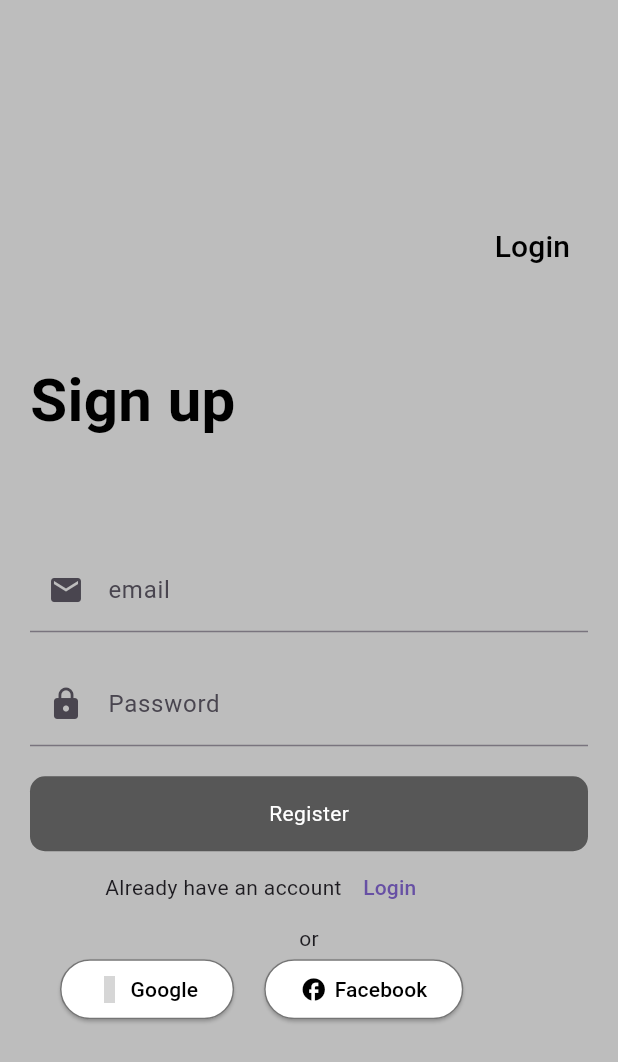
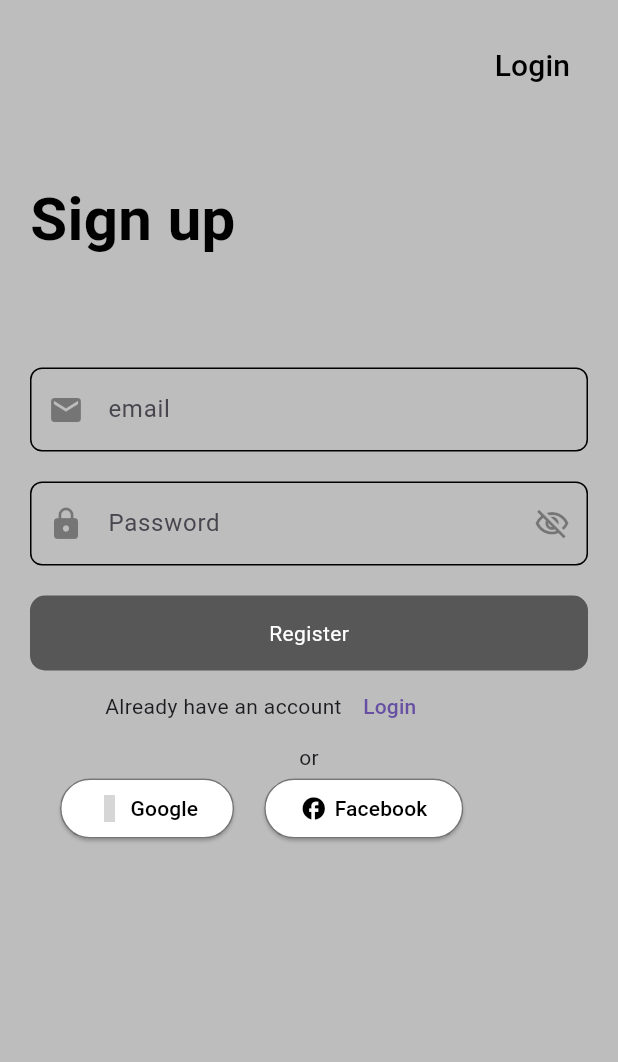
Before and after one commit to loydcardozo/medapp, a Flutter app: the screen it shows after launch, after a tap on "Sign In", on a phone screen of 412 x 824 dp. Shown: the top 1062 px of the screen. Run offline on Flutter 3.47's test engine with Material 3 defaults, Android fonts, the phone set to English and light mode, and no system bars; our stand-ins replace device_info_plus, dio, hexcolor, intro_slider, material_design_icons_flutter, shared_preferences and 1 more; grey boxes are pictures that could not be loaded.

Commit message:
changes in the code

```diff
--- a/lib/main.dart
+++ b/lib/main.dart
@@ -7,6 +7,7 @@ import 'package:shared_preferences/shared_preferences.dart';
 import 'package:device_info_plus/device_info_plus.dart';
 import 'package:medapp/pages/loginpage.dart';
 import 'package:provider/provider.dart';
+import 'package:hexcolor/hexcolor.dart';
 
 void main() {
   runApp(MyApp());
@@ -22,6 +23,38 @@ Widget build(BuildContext context) {
     child: MaterialApp(
        debugShowCheckedModeBanner: false,
         theme: ThemeData(
+            scaffoldBackgroundColor: HexColor("#425E7A"),
+          // bottomNavigationBarTheme: BottomNavigationBarThemeData(
+          //   backgroundColor: Colors.red,
+          //   selectedItemColor: Colors.white,
+          //   showSelectedLabels: true,
+          //   showUnselectedLabels: false,
+          //   elevation: 10,
+          //   type: BottomNavigationBarType.fixed,
+          // ),
+          inputDecorationTheme: InputDecorationTheme(
+            focusColor: Colors.greenAccent,
+            border:  OutlineInputBorder(
+                borderRadius: BorderRadius.all(Radius.circular(8)),
+            ),
+            focusedBorder: OutlineInputBorder(
+              borderRadius: BorderRadius.all(Radius.circular(8)),
+              borderSide: BorderSide(
+                color: Colors.greenAccent
+              )
+            ),
+            errorBorder: OutlineInputBorder(
+              borderRadius: BorderRadius.all(Radius.circular(8)),
+              borderSide: BorderSide(
+                color: Colors.red
+              )
+            ),
+            enabledBorder: OutlineInputBorder(
+                borderRadius: BorderRadius.all(Radius.circular(8)),
+  ),
+            floatingLabelStyle: TextStyle(color: Colors.greenAccent),
+            prefixIconColor: Colors.black38,
+          ),
           // textTheme: TextTheme(
           //   displayLarge: TextStyle(fontSize: 32, fontWeight: FontWeight.bold),
           //   bodyLarge: TextStyle(fontSize: 18, color: Colors.white),
@@ -31,9 +64,14 @@ Widget build(BuildContext context) {
             appBarTheme: AppBarTheme(
               // color: Colors.blue[700],
               // color: Colors.green[300]
-              color: Colors.teal,
+              color: HexColor("#3B3B40"),
             ),
           ),
+        // initialRoute: '/',
+        // routes: {
+        //  '/':(context) => LoginPage(),
+        //   'main': (context) =>  HomePage(),
+        // },
         // theme: ThemeData(brightness: Brightness.dark),
       home: FutureBuilder<bool>(
        future: shouldShowOnboarding(getInstallationId),
--- a/lib/pages/booking.dart
+++ b/lib/pages/booking.dart
@@ -183,7 +183,7 @@ class _BookPageState extends State<BookPage> {
             padding: EdgeInsets.only(top: 20, bottom: 20),
             child: GestureDetector(
               onTap: () {
-                Navigator.push(context, MaterialPageRoute(builder: (context) => ConfirmBook()));
+                Navigator.pushReplacement(context, MaterialPageRoute(builder: (context) => ConfirmBook()));
               },
               child: Container(
                 height: 50,
--- a/lib/pages/chats.dart
+++ b/lib/pages/chats.dart
@@ -23,7 +23,7 @@ class _ChatsPageState extends State<ChatsPage>{
               color: Colors.white,
               ),
               onPressed: () {
-                // Navigator.push(context, MaterialPageRoute(builder: (context) => ));
+                // Navigator.pushReplacement(context, MaterialPageRoute(builder: (context) => ));
               },
             ),
             Padding(
@@ -34,7 +34,7 @@ class _ChatsPageState extends State<ChatsPage>{
               color: Colors.white
               ),
               onPressed: () {
-                // Navigator.push(context, MaterialPageRoute(builder: (context) => ));
+                // Navigator.pushReplacement(context, MaterialPageRoute(builder: (context) => ));
               },
             ),
             ),
--- a/lib/pages/confirmationPage.dart
+++ b/lib/pages/confirmationPage.dart
@@ -34,7 +34,7 @@ class ConfirmBook extends StatelessWidget{
 
               GestureDetector(
                 onTap: () {
-                  Navigator.push(context, MaterialPageRoute(builder: (context) => HomePage()));
+                  Navigator.pushReplacement(context, MaterialPageRoute(builder: (context) => HomePage()));
                 },
                 child: Container(
                   height: 70,
--- a/lib/pages/conversation_list.dart
+++ b/lib/pages/conversation_list.dart
@@ -34,7 +34,7 @@ const ConvoPage({Key? key}) : super(key: key);
               ),
                 GestureDetector(
                   onTap: () {
-                    Navigator.push(context, MaterialPageRoute(builder: (context) => ChatsPage()));
+                    Navigator.pushReplacement(context, MaterialPageRoute(builder: (context) => ChatsPage()));
                   },
                   child: Expanded(
                     child: Container(
--- a/lib/pages/doctor_details.dart
+++ b/lib/pages/doctor_details.dart
@@ -150,7 +150,7 @@ class _DocDetailPageState extends State<DocDetailPage> {
 
                         GestureDetector(
                           onTap: () {
-                            Navigator.push(context, MaterialPageRoute(builder: (context) => BookPage()));
+                            Navigator.pushReplacement(context, MaterialPageRoute(builder: (context) => BookPage()));
                           },
                           child: Container(
                             margin: EdgeInsets.only(left:20, right:20, top: 20),
@@ -171,7 +171,7 @@ class _DocDetailPageState extends State<DocDetailPage> {
 
                         GestureDetector(
                           onTap: () {
-                            Navigator.push(context, MaterialPageRoute(builder: (context) => ChatsPage()));
+                            Navigator.pushReplacement(context, MaterialPageRoute(builder: (context) => ChatsPage()));
                           },
                           child: Container(
                             height: 50,
--- a/lib/pages/editprofilepage.dart
+++ b/lib/pages/editprofilepage.dart
@@ -16,7 +16,7 @@ class EditProfilePage extends StatefulWidget{
                   size: 30,
                 ),
                 onPressed: () {
-              Navigator.push(context, MaterialPageRoute(builder: (context) => ProfilePage()));
+              Navigator.pushReplacement(context, MaterialPageRoute(builder: (context) => ProfilePage()));
             },
               )
           ],
--- a/lib/pages/forgot_password1.dart
+++ b/lib/pages/forgot_password1.dart
@@ -32,7 +32,7 @@ class _ForgotPassPageState extends State<ForgotPassPage>{
               ),
               ElevatedButton(
                 onPressed: () {
-                  Navigator.push(context, MaterialPageRoute(builder: (context) => VerifyPage()));
+                  Navigator.pushReplacement(context, MaterialPageRoute(builder: (context) => VerifyPage()));
                 },
                 child: Text('Send')
                 )
--- a/lib/pages/loginpage.dart
+++ b/lib/pages/loginpage.dart
@@ -18,6 +18,9 @@ class _LoginPageState extends State<LoginPage> {
   final _formKey = GlobalKey<FormState>();
   TextEditingController emailController = TextEditingController();
   TextEditingController passwordController = TextEditingController();
+  bool obsecurePass = true;
+  // bool disabled = true;
+  // function() onPressed;
 
   // bool _isEmailValid = true;
 
@@ -52,7 +55,7 @@ var response = await http.post(Uri.parse("http://127.0.0.1:8000/api/login"),);
         //   )
         // ),
         // ),
-        body: Center(
+        body: SingleChildScrollView(
         child: Form(
           key: _formKey,
           child: Padding(
@@ -65,7 +68,7 @@ var response = await http.post(Uri.parse("http://127.0.0.1:8000/api/login"),);
                   alignment: Alignment.centerRight,
                   child: TextButton(
                       onPressed: () {
-                        Navigator.push(context, MaterialPageRoute(builder: (context) => RegisterPage()));
+                        Navigator.pushReplacement(context, MaterialPageRoute(builder: (context) => RegisterPage()));
                       },
                       child: Text('Sign In',
                         style: TextStyle(
@@ -89,7 +92,8 @@ var response = await http.post(Uri.parse("http://127.0.0.1:8000/api/login"),);
                 ),
                 TextFormField(
                   controller: emailController,
-                  // keyboardType: TextInputType.emailAddress,
+                  keyboardType: TextInputType.emailAddress,
+                  cursorColor: Colors.greenAccent,
                   validator: (value) {
               if (value == null || value.isEmpty) {
                 return 'Please enter some text';
@@ -102,9 +106,11 @@ var response = await http.post(Uri.parse("http://127.0.0.1:8000/api/login"),);
                     prefixIcon: Icon(
                         Icons.email,
                       ),
-                    hintText: "Email",
+                    prefixIconColor: Colors.black38,
+                    hintText: "Email address",
+                    labelText: 'Email',
                     // errorText: _isEmailValid ? null : 'Please enter a valid email',
-                    border: OutlineInputBorder(
+                    border: UnderlineInputBorder(
                        // borderRadius: BorderRadius.all(Radius.circular(30.0)),
                     ),
                   ),
@@ -112,7 +118,9 @@ var response = await http.post(Uri.parse("http://127.0.0.1:8000/api/login"),);
                 Padding(padding: EdgeInsets.all(10.0)),
                 TextFormField(
                   controller: passwordController,
-                  obscureText: true,
+                  keyboardType: TextInputType.visiblePassword,
+                  cursorColor: Colors.greenAccent,
+                  obscureText: obsecurePass,
                   validator: (value) {
               if (value == null || value.isEmpty) {
                 return 'Please enter some text';
@@ -120,14 +128,31 @@ var response = await http.post(Uri.parse("http://127.0.0.1:8000/api/login"),);
               return null;
             },
                   decoration: InputDecoration(
-                    labelText: "Password",
+                    hintText: "Password",
+                    labelText: 'password',
                     filled: true,
                     fillColor: Colors.white,
                     // errorText: _isEmailValid ? null : 'Please enter a valid email',
                     prefixIcon: Icon(
                       Icons.lock,
                     ),
-                    border: OutlineInputBorder(
+                    prefixIconColor: Colors.black38,
+                    suffixIcon: IconButton(
+                      onPressed: () {
+                        setState(() {
+                          obsecurePass = !obsecurePass;
+                        });
+                      },
+                        icon: obsecurePass
+                            ? Icon(
+                            Icons.visibility_off_outlined,
+                            color: Colors.black38
+                        ) : Icon(
+                          Icons.visibility_outlined,
+                            color: Colors.black38
+                        )
+                    ),
+                    border: UnderlineInputBorder(
                        // borderRadius: BorderRadius.all(Radius.circular(30.0)),
                     ),
                   ),
@@ -145,7 +170,7 @@ var response = await http.post(Uri.parse("http://127.0.0.1:8000/api/login"),);
                       ),
                     ),
                     onPressed: () {
-                      Navigator.push(context,MaterialPageRoute(builder: (context) => ForgotPassPage()));
+                      Navigator.pushReplacement(context,MaterialPageRoute(builder: (context) => ForgotPassPage()));
                     },
                   ),
                 ),
@@ -185,6 +210,7 @@ var response = await http.post(Uri.parse("http://127.0.0.1:8000/api/login"),);
                       },
                       child: Container(
                         height: 50,
+                        // onPressed: disable ? null : onPressed,
                         decoration: BoxDecoration(
                             // color: Colors.green[300],
                           color: Colors.black54,
@@ -221,7 +247,7 @@ var response = await http.post(Uri.parse("http://127.0.0.1:8000/api/login"),);
                 //   ),
                 //   child: Text("Sign in"),
                 //   onPressed: (){
-                //     Navigator.push(context, MaterialPageRoute(builder: (context) => RegisterPage()));
+                //     Navigator.pushReplacement(context, MaterialPageRoute(builder: (context) => RegisterPage()));
                 //   }
                 // ),
                 //   ]
--- a/lib/pages/new_password.dart
+++ b/lib/pages/new_password.dart
@@ -41,7 +41,7 @@ class _NewPassPageState extends State<NewPassPage>{
               ),
               ElevatedButton(
                 onPressed: () {
-                Navigator.push(context, MaterialPageRoute(builder: (context) => HomePage()));
+                Navigator.pushReplacement(context, MaterialPageRoute(builder: (context) => HomePage()));
               },
               child: Text('Confirm'),
               )
--- a/lib/pages/profilepage.dart
+++ b/lib/pages/profilepage.dart
@@ -17,7 +17,7 @@ class _ProfilePageState extends State<ProfilePage>{
               size: 30,
             ),
             onPressed: () {
-              Navigator.push(context, MaterialPageRoute(builder: (context) => EditProfilePage()));
+              Navigator.pushReplacement(context, MaterialPageRoute(builder: (context) => EditProfilePage()));
             },
           )
         ],
@@ -64,7 +64,7 @@ class _ProfilePageState extends State<ProfilePage>{
 
                 TextButton(
                   onPressed: () {
-                    Navigator.push(context, MaterialPageRoute(builder: (context) => EditProfilePage()));
+                    Navigator.pushReplacement(context, MaterialPageRoute(builder: (context) => EditProfilePage()));
                   },
                     child: Padding(
                       padding: EdgeInsets.only(left: 10, right: 10),
--- a/lib/pages/registrationpage.dart
+++ b/lib/pages/registrationpage.dart
@@ -19,6 +19,7 @@ class _RegisterPageState extends State<RegisterPage>{
   // TextEditingController addressController = TextEditingController();
   // TextEditingController phoneNumberController = TextEditingController();
   // TextEditingController HealthInfoController = TextEditingController();
+  bool obsecurePass = true;
 
   @override
   Widget build(BuildContext context) {
@@ -27,7 +28,7 @@ class _RegisterPageState extends State<RegisterPage>{
       // appBar: AppBar(
       //   title: Text('Register'),
       // ),
-      body: Center(
+      body: SingleChildScrollView(
       child: Form(
         key: _formKey,
         child: Padding(
@@ -41,7 +42,7 @@ class _RegisterPageState extends State<RegisterPage>{
                   alignment: Alignment.centerRight,
                   child: TextButton(
                     onPressed: () {
-                      Navigator.push(context, MaterialPageRoute(builder: (context) => LoginPage()));
+                      Navigator.pushReplacement(context, MaterialPageRoute(builder: (context) => LoginPage()));
                     },
                     child: Text('Login',
                       style: TextStyle(
@@ -126,7 +127,8 @@ class _RegisterPageState extends State<RegisterPage>{
                 Padding(padding: EdgeInsets.all(10)),
                 TextFormField(
                   controller: passwordController,
-                  obscureText: true,
+                  obscureText: obsecurePass,
+                  keyboardType: TextInputType.visiblePassword,
                   validator: (value) {
               if (value == null || value.isEmpty) {
                 return 'Please enter some text';
@@ -137,6 +139,22 @@ class _RegisterPageState extends State<RegisterPage>{
                     labelText: 'Password',
                     prefixIcon: Icon(
                       Icons.lock,
+                    ),
+                    prefixIconColor: Colors.black38,
+                    suffixIcon: IconButton(
+                        onPressed: () {
+                          setState(() {
+                            obsecurePass = !obsecurePass;
+                          });
+                        },
+                        icon: obsecurePass
+                            ? Icon(
+                            Icons.visibility_off_outlined,
+                            color: Colors.black38
+                        ) : Icon(
+                            Icons.visibility_outlined,
+                            color: Colors.black38
+                        )
                     ),
                     border: UnderlineInputBorder(
                       // borderRadius: BorderRadius.all(Radius.circular(30.0)),
@@ -229,7 +247,7 @@ class _RegisterPageState extends State<RegisterPage>{
                     SnackBar(content: Text('Processing Data')),
                   );
 
-                  Navigator.push(context, MaterialPageRoute(builder: (context) => HomePage()));
+                  Navigator.pushReplacement(context, MaterialPageRoute(builder: (context) => HomePage()));
                 }
                 },
                 child: Container(
@@ -251,7 +269,7 @@ class _RegisterPageState extends State<RegisterPage>{
                     Text('Already have an account'),
                     TextButton(
                       onPressed: () {
-                        Navigator.push(context, MaterialPageRoute(builder: (context) => LoginPage()));
+                        Navigator.pushReplacement(context, MaterialPageRoute(builder: (context) => LoginPage()));
                       },
                       child: Text('Login'),
                     ),
--- a/pubspec.yaml
+++ b/pubspec.yaml
@@ -44,6 +44,8 @@ dependencies:
   provider: ^6.1.2
   logger: ^2.2.0
   faker: ^2.1.0
+  hexcolor: ^3.0.1
+  font_awesome_flutter: ^10.7.0
 
 dev_dependencies:
   flutter_test:
```
Also changed, not shown: lib/pages/Doctors_list.dart (+8 -8 lines), lib/pages/homepage.dart (+14 -13 lines), pubspec.lock.
